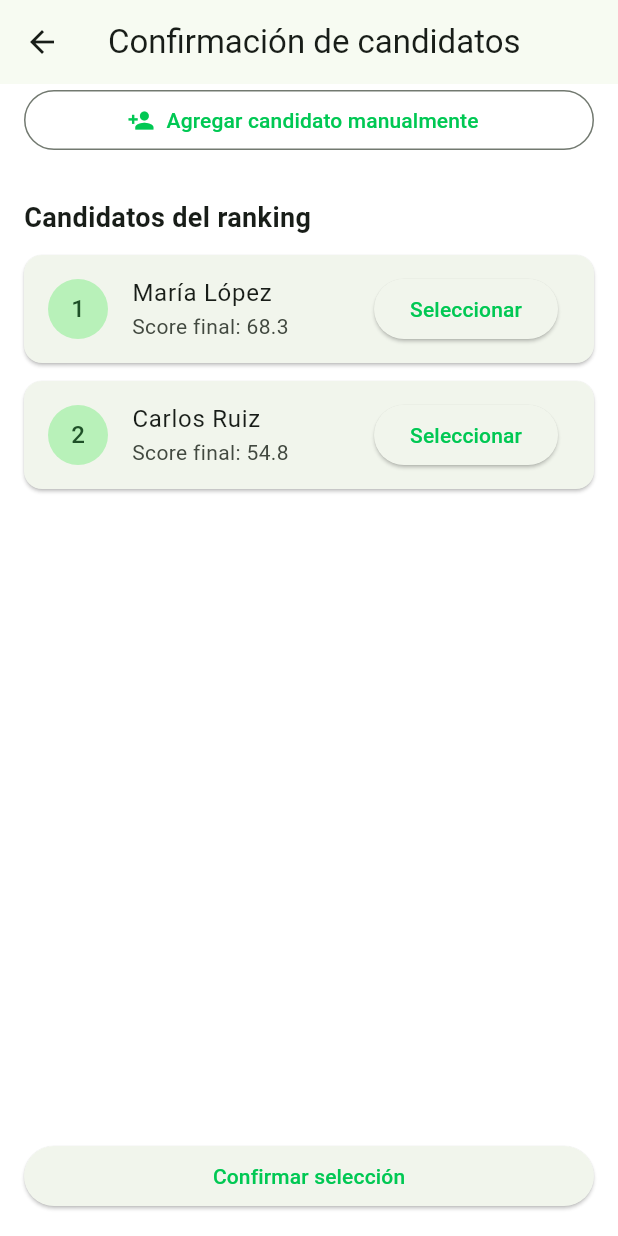
After one commit to LeJackOuiOui/NeoGenesis-AI, a Flutter app: the CandidateRankingScreen screen opened directly, after a tap on "Calcular afinidad", after a tap on "Revisar selección", on a phone screen of 412 x 824 dp. The commit adds this screen. Run offline on Flutter 3.47's test engine with Material 3 defaults, Android fonts, the phone set to English and light mode, and no system bars; our stand-ins replace supabase_flutter; accounts and stored records are empty.

Commit message:
feat(HU-14): implementar confirmación manual de candidatos

```diff
--- /dev/null
+++ b/lib/models/candidate_selection.dart
@@ -0,0 +1,13 @@
+import 'candidate.dart';
+
+class CandidateSelection {
+  final Candidate candidate;
+  bool selected;
+  bool interviewEligible;
+
+  CandidateSelection({
+    required this.candidate,
+    this.selected = false,
+    this.interviewEligible = false,
+  });
+}
--- a/lib/screens/home/candidate_ranking_screen.dart
+++ b/lib/screens/home/candidate_ranking_screen.dart
@@ -6,6 +6,7 @@ import '../../models/job.dart';
 import '../../services/affinity_score_service.dart';
 import '../../services/embedding_service.dart';
 import '../../services/mock_embedding_service.dart';
+import 'candidate_selection_screen.dart';
 
 class CandidateRankingScreen extends StatefulWidget {
   final List<Candidate> candidates;
@@ -121,6 +122,28 @@ class _CandidateRankingScreenState extends State<CandidateRankingScreen> {
 
             const SizedBox(height: 24),
 
+            if (_results.isNotEmpty)
+              Padding(
+                padding: const EdgeInsets.only(bottom: 16),
+                child: SizedBox(
+                  width: double.infinity,
+                  child: ElevatedButton(
+                    onPressed: () {
+                      Navigator.push(
+                        context,
+                        MaterialPageRoute(
+                          builder: (context) => CandidateSelectionScreen(
+                            rankedCandidates: _results.take(2).toList(),
+                            availableCandidates: _candidates,
+                          ),
+                        ),
+                      );
+                    },
+                    child: const Text('Revisar selección'),
+                  ),
+                ),
+              ),
+
             Expanded(
               child: _results.isEmpty
                   ? const Center(
--- /dev/null
+++ b/lib/screens/home/candidate_selection_screen.dart
@@ -0,0 +1,240 @@
+import 'package:flutter/material.dart';
+
+import '../../models/candidate.dart';
+import '../../models/candidate_match.dart';
+import '../../models/candidate_selection.dart';
+import '../../services/candidate_selection_service.dart';
+
+class CandidateSelectionScreen extends StatefulWidget {
+  final List<CandidateMatch> rankedCandidates;
+  final List<Candidate> availableCandidates;
+
+  const CandidateSelectionScreen({
+    super.key,
+    required this.rankedCandidates,
+    required this.availableCandidates,
+  });
+
+  @override
+  State<CandidateSelectionScreen> createState() =>
+      _CandidateSelectionScreenState();
+}
+
+class _CandidateSelectionScreenState extends State<CandidateSelectionScreen> {
+  late final List<CandidateSelection> _selections;
+
+  @override
+  void initState() {
+    super.initState();
+
+    _selections = CandidateSelectionService.createSelection(
+      widget.rankedCandidates.map((match) => match.candidate).toList(),
+    );
+  }
+
+  void _confirmSelection() {
+    setState(() {
+      CandidateSelectionService.confirmSelection(_selections);
+    });
+
+    ScaffoldMessenger.of(context).showSnackBar(
+      const SnackBar(content: Text('Selección confirmada correctamente.')),
+    );
+  }
+
+  void _addCandidateManually() {
+    final selectedIds = _selections
+        .map((selection) => selection.candidate.id)
+        .toSet();
+
+    final available = widget.availableCandidates
+        .where((candidate) => !selectedIds.contains(candidate.id))
+        .toList();
+
+    if (available.isEmpty) {
+      ScaffoldMessenger.of(context).showSnackBar(
+        const SnackBar(
+          content: Text('No hay candidatos disponibles para agregar.'),
+        ),
+      );
+      return;
+    }
+
+    showDialog<void>(
+      context: context,
+      builder: (context) {
+        return AlertDialog(
+          title: const Text('Agregar candidato'),
+          content: SizedBox(
+            width: double.maxFinite,
+            child: ListView.builder(
+              shrinkWrap: true,
+              itemCount: available.length,
+              itemBuilder: (context, index) {
+                final candidate = available[index];
+
+                return ListTile(
+                  title: Text(candidate.name),
+                  subtitle: Text(
+                    '${candidate.experienceYears} años de experiencia',
+                  ),
+                  onTap: () {
+                    setState(() {
+                      _selections.add(
+                        CandidateSelection(
+                          candidate: candidate,
+                          selected: true,
+                        ),
+                      );
+                    });
+
+                    Navigator.pop(context);
+                  },
+                );
+              },
+            ),
+          ),
+        );
+      },
+    );
+  }
+
+  @override
+  Widget build(BuildContext context) {
+    final rankedIds = widget.rankedCandidates
+        .map((match) => match.candidate.id)
+        .toSet();
+
+    final manualSelections = _selections
+        .where((selection) => !rankedIds.contains(selection.candidate.id))
+        .toList();
+
+    return Scaffold(
+      appBar: AppBar(title: const Text('Confirmación de candidatos')),
+      body: Column(
+        children: [
+          Padding(
+            padding: const EdgeInsets.symmetric(horizontal: 16),
+            child: SizedBox(
+              width: double.infinity,
+              child: OutlinedButton.icon(
+                onPressed: _addCandidateManually,
+                icon: const Icon(Icons.person_add),
+                label: const Text('Agregar candidato manualmente'),
+              ),
+            ),
+          ),
+          const SizedBox(height: 12),
+          Expanded(
+            child: ListView(
+              padding: const EdgeInsets.all(16),
+              children: [
+                const Text(
+                  'Candidatos del ranking',
+                  style: TextStyle(fontSize: 18, fontWeight: FontWeight.bold),
+                ),
+                const SizedBox(height: 12),
+                ...widget.rankedCandidates.asMap().entries.map((entry) {
+                  final index = entry.key;
+                  final match = entry.value;
+
+                  final selection = _selections.firstWhere(
+                    (item) => item.candidate.id == match.candidate.id,
+                  );
+
+                  return Card(
+                    margin: const EdgeInsets.only(bottom: 12),
+                    child: ListTile(
+                      leading: CircleAvatar(child: Text('${index + 1}')),
+                      title: Text(match.candidate.name),
+                      subtitle: Column(
+                        crossAxisAlignment: CrossAxisAlignment.start,
+                        children: [
+                          Text(
+                            'Score final: '
+                            '${match.finalScore.toStringAsFixed(1)}',
+                          ),
+                          if (selection.interviewEligible)
+                            const Text(
+                              'Apto para entrevista',
+                              style: TextStyle(fontWeight: FontWeight.bold),
+                            ),
+                        ],
+                      ),
+                      trailing: ElevatedButton(
+                        onPressed: () {
+                          setState(() {
+                            if (selection.selected) {
+                              CandidateSelectionService.removeCandidate(
+                                selection,
+                              );
+                            } else {
+                              CandidateSelectionService.selectCandidate(
+                                selection,
+                              );
+                            }
+                          });
+                        },
+                        child: Text(
+                          selection.selected ? 'Quitar' : 'Seleccionar',
+                        ),
+                      ),
+                    ),
+                  );
+                }),
+                if (manualSelections.isNotEmpty) ...[
+                  const SizedBox(height: 16),
+                  const Text(
+                    'Candidatos agregados manualmente',
+                    style: TextStyle(fontSize: 18, fontWeight: FontWeight.bold),
+                  ),
+                  const SizedBox(height: 12),
+                  ...manualSelections.map(
+                    (selection) => Card(
+                      margin: const EdgeInsets.only(bottom: 12),
+                      child: ListTile(
+                        leading: const CircleAvatar(child: Icon(Icons.person)),
+                        title: Text(selection.candidate.name),
+                        subtitle: Column(
+                          crossAxisAlignment: CrossAxisAlignment.start,
+                          children: [
+                            const Text('Agregado manualmente'),
+                            if (selection.interviewEligible)
+                              const Text(
+                                'Apto para entrevista',
+                                style: TextStyle(fontWeight: FontWeight.bold),
+                              ),
+                          ],
+                        ),
+                        trailing: ElevatedButton(
+                          onPressed: () {
+                            setState(() {
+                              CandidateSelectionService.removeCandidate(
+                                selection,
+                              );
+                            });
+                          },
+                          child: const Text('Quitar'),
+                        ),
+                      ),
+                    ),
+                  ),
+                ],
+              ],
+            ),
+          ),
+          Padding(
+            padding: const EdgeInsets.all(16),
+            child: SizedBox(
+              width: double.infinity,
+              child: ElevatedButton(
+                onPressed: _confirmSelection,
+                child: const Text('Confirmar selección'),
+              ),
+            ),
+          ),
+        ],
+      ),
+    );
+  }
+}
--- /dev/null
+++ b/lib/services/candidate_selection_service.dart
@@ -0,0 +1,40 @@
+import '../models/candidate.dart';
+import '../models/candidate_selection.dart';
+
+class CandidateSelectionService {
+  static List<CandidateSelection> createSelection(List<Candidate> candidates) {
+    return candidates
+        .map((candidate) => CandidateSelection(candidate: candidate))
+        .toList();
+  }
+
+  static void selectCandidate(CandidateSelection selection) {
+    selection.selected = true;
+    selection.interviewEligible = false;
+  }
+
+  static void removeCandidate(CandidateSelection selection) {
+    selection.selected = false;
+    selection.interviewEligible = false;
+  }
+
+  static void confirmSelection(List<CandidateSelection> selections) {
+    for (final selection in selections) {
+      selection.interviewEligible = selection.selected;
+    }
+  }
+
+  static List<CandidateSelection> getSelectedCandidates(
+    List<CandidateSelection> selections,
+  ) {
+    return selections.where((selection) => selection.selected).toList();
+  }
+
+  static List<CandidateSelection> getInterviewEligibleCandidates(
+    List<CandidateSelection> selections,
+  ) {
+    return selections
+        .where((selection) => selection.interviewEligible)
+        .toList();
+  }
+}
```
Also changed, not shown: 1 other file.
